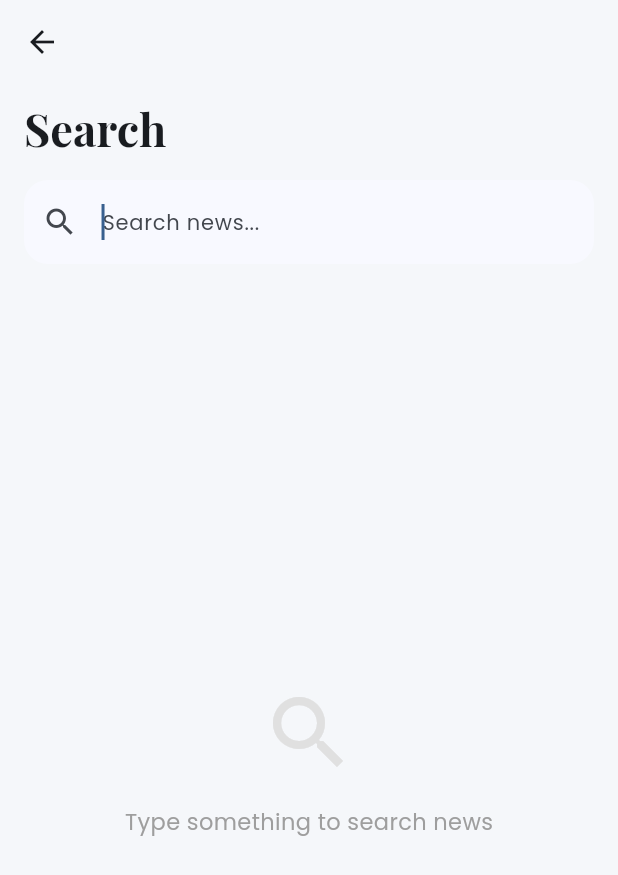
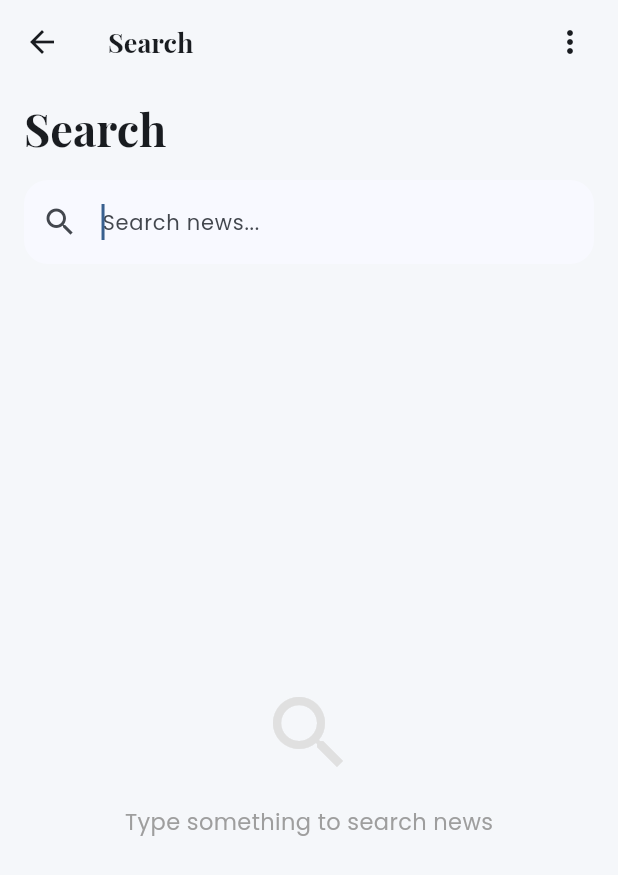
Before and after one commit to santos-naudiyal/News_taskapp, a Flutter app: the screen it shows after launch, after a tap on "Search for news...", on a phone screen of 412 x 824 dp. Shown: the top 875 px of the screen. Run offline on Flutter 3.47's test engine with Material 3 defaults, Android fonts, the phone set to English and light mode, and no system bars; our stand-ins replace cached_network_image, dio, flutter_bloc, google_fonts, share_plus, shared_preferences; network calls fail.

Commit message:
refresh  new feature and bookmark feature and share feature and ui updates

```diff
--- a/lib/features/news/bloc/news_event.dart
+++ b/lib/features/news/bloc/news_event.dart
@@ -26,3 +26,8 @@ class SearchNews extends NewsEvent {
 
   const SearchNews({required this.query});
 }
+
+/// Refresh current category (Global)
+class RefreshCurrentCategory extends NewsEvent {
+  const RefreshCurrentCategory();
+}
--- a/lib/features/news/data/repo/news_repository.dart
+++ b/lib/features/news/data/repo/news_repository.dart
@@ -7,9 +7,7 @@ class NewsRepository {
 
   NewsRepository(this.apiClient);
 
-  /// -----------------------------
   /// CATEGORY / TOP HEADLINES
-  /// -----------------------------
   Future<List<ArticleModel>> fetchNews({
     required String category,
     required int page,
@@ -32,9 +30,7 @@ class NewsRepository {
         .toList();
   }
 
-  /// -----------------------------
   /// SEARCH NEWS
-  /// -----------------------------
   Future<List<ArticleModel>> searchNews({
     required String query,
     required int page,
--- a/lib/features/news/presentation/screens/category_screen.dart
+++ b/lib/features/news/presentation/screens/category_screen.dart
@@ -5,6 +5,7 @@ import 'package:flutter_bloc/flutter_bloc.dart';
 import 'package:news_app/features/news/bloc/news_bloc.dart';
 import 'package:news_app/features/news/bloc/news_event.dart';
 import 'package:news_app/features/news/bloc/news_state.dart';
+import 'package:news_app/features/news/presentation/widgets/global_navigation_menu.dart';
 
 import '../widgets/article_card.dart';
 import 'article_screen.dart';
@@ -99,6 +100,17 @@ class _CategoryScreenState extends State<CategoryScreen> {
   pinned: true,
   backgroundColor: Theme.of(context).scaffoldBackgroundColor,
   elevation: 0,
+
+  /// ✅ THIS LINE FIXES IT
+  title: Text(
+    widget.title,
+    style: GoogleFonts.playfairDisplay(
+      color: Theme.of(context).textTheme.bodyLarge?.color,
+      fontWeight: FontWeight.bold,
+      fontSize: 18,
+    ),
+  ),
+
   leading: IconButton(
     icon: Icon(
       Icons.arrow_back,
@@ -106,6 +118,28 @@ class _CategoryScreenState extends State<CategoryScreen> {
     ),
     onPressed: () => Navigator.pop(context),
   ),
+
+  actions: [
+    if (!widget.isSearch)
+      IconButton(
+        icon: Icon(
+          Icons.search,
+          color: Theme.of(context).textTheme.bodyLarge?.color,
+        ),
+        onPressed: () {
+          Navigator.push(
+            context,
+            MaterialPageRoute(
+              builder: (_) =>
+                  const CategoryScreen(title: 'Search', isSearch: true),
+            ),
+          );
+        },
+      ),
+    const GlobalNavigationMenu(),
+    const SizedBox(width: 8),
+  ],
+
   flexibleSpace: FlexibleSpaceBar(
     titlePadding: const EdgeInsets.only(left: 16, bottom: 16),
     title: Text(
@@ -118,6 +152,7 @@ class _CategoryScreenState extends State<CategoryScreen> {
     ),
   ),
 ),
+
         ],
         body: Column(
           children: [
@@ -160,7 +195,7 @@ class _CategoryScreenState extends State<CategoryScreen> {
             Expanded(
               child: BlocBuilder<NewsBloc, NewsState>(
                 builder: (context, state) {
-                  /// 🔹 SEARCH EMPTY STATE
+                  ///  SEARCH EMPTY STATE
                   if (widget.isSearch && !_hasSearched) {
                     return Center(
                       child: Column(
--- a/lib/features/news/presentation/screens/home_screen.dart
+++ b/lib/features/news/presentation/screens/home_screen.dart
@@ -1,7 +1,9 @@
 import 'package:flutter/material.dart';
 import 'package:google_fonts/google_fonts.dart';
 import 'package:news_app/features/news/presentation/screens/setting_screen.dart';
-
+import 'package:news_app/features/news/presentation/widgets/category_card.dart';
+import 'package:news_app/features/news/presentation/widgets/global_navigation_menu.dart';
+import 'package:news_app/features/news/presentation/widgets/searchbar.dart';
 import 'category_screen.dart';
 import 'bookmark_screen.dart';
 
@@ -35,15 +37,7 @@ class HomeScreen extends StatelessWidget {
               title: Column(
                 crossAxisAlignment: CrossAxisAlignment.start,
                 children: [
-                  Text(
-                    'Good Morning',
-                    style: GoogleFonts.poppins(
-                      fontSize: 14,
-                      fontWeight: FontWeight.w500,
-                      color: Theme.of(context).hintColor,
-                    ),
-                  ),
-                  Text(
+                Text(
                     'Explore News',
                     style: GoogleFonts.playfairDisplay(
                       fontSize: 24,
@@ -54,7 +48,7 @@ class HomeScreen extends StatelessWidget {
                 ],
               ),
               actions: [
-                /// 🔖 BOOKMARKS
+                ///  BOOKMARKS
                 IconButton(
                   tooltip: 'Bookmarks',
                   icon: const Icon(Icons.bookmark_outline_rounded),
@@ -66,7 +60,7 @@ class HomeScreen extends StatelessWidget {
                   },
                 ),
 
-                /// ⚙️ SETTINGS
+                ///  SETTINGS
                 IconButton(
                   tooltip: 'Settings',
                   icon: const Icon(Icons.settings_outlined),
@@ -77,6 +71,9 @@ class HomeScreen extends StatelessWidget {
                     );
                   },
                 ),
+
+                ///  GLOBAL MENU
+                const GlobalNavigationMenu(isHome: true),
                 const SizedBox(width: 8),
               ],
             ),
@@ -90,7 +87,7 @@ class HomeScreen extends StatelessWidget {
                     crossAxisAlignment: CrossAxisAlignment.start,
                     children: [
                       const SizedBox(height: 16),
-                      const _SearchBar(),
+                      const SearchBarWidget(),
                       const SizedBox(height: 32),
 
                       Row(
@@ -132,7 +129,7 @@ class HomeScreen extends StatelessWidget {
                   ),
                   delegate: SliverChildBuilderDelegate((context, index) {
                     final cat = _categories[index];
-                    return _CategoryCard(
+                    return CategoryCard(
                       title: cat['title'] as String,
                       icon: cat['icon'] as IconData,
                       onTap: () {
@@ -159,121 +156,3 @@ class HomeScreen extends StatelessWidget {
     );
   }
 }
-
-/// ---------------- SEARCH BAR ----------------
-class _SearchBar extends StatelessWidget {
-  const _SearchBar();
-
-  @override
-  Widget build(BuildContext context) {
-    return GestureDetector(
-      onTap: () {
-        Navigator.push(
-          context,
-          MaterialPageRoute(
-            builder: (_) =>
-                const CategoryScreen(title: 'Search', isSearch: true),
-          ),
-        );
-      },
-      child: Container(
-        padding: const EdgeInsets.symmetric(horizontal: 16, vertical: 16),
-        decoration: BoxDecoration(
-          color: Theme.of(context).cardColor,
-          borderRadius: BorderRadius.circular(16),
-          boxShadow: [
-            BoxShadow(
-              color: Colors.black.withOpacity(0.05),
-              blurRadius: 10,
-              offset: const Offset(0, 4),
-            ),
-          ],
-        ),
-        child: Row(
-          children: [
-            Icon(Icons.search_rounded, color: Theme.of(context).hintColor),
-            const SizedBox(width: 12),
-            Text(
-              'Search for news...',
-              style: GoogleFonts.poppins(
-                color: Theme.of(context).hintColor,
-                fontSize: 14,
-              ),
-            ),
-          ],
-        ),
-      ),
-    );
-  }
-}
-
-/// ---------------- CATEGORY CARD ----------------
-class _CategoryCard extends StatelessWidget {
-  final String title;
-  final IconData icon;
-  final VoidCallback onTap;
-
-  const _CategoryCard({
-    required this.title,
-    required this.icon,
-    required this.onTap,
-  });
-
-  @override
-  Widget build(BuildContext context) {
-    final isDark = Theme.of(context).brightness == Brightness.dark;
-
-    return Material(
-      color: isDark ? Colors.grey.shade800 : Colors.white,
-      borderRadius: BorderRadius.circular(16),
-      elevation: 0,
-      child: InkWell(
-        onTap: onTap,
-        borderRadius: BorderRadius.circular(16),
-        child: Container(
-          decoration: BoxDecoration(
-            borderRadius: BorderRadius.circular(16),
-            border: Border.all(
-              color: isDark ? Colors.white10 : Colors.grey.shade100,
-            ),
-            boxShadow: [
-              if (!isDark)
-                BoxShadow(
-                  color: Colors.black.withOpacity(0.03),
-                  blurRadius: 8,
-                  offset: const Offset(0, 4),
-                ),
-            ],
-          ),
-          padding: const EdgeInsets.all(16),
-          child: Column(
-            crossAxisAlignment: CrossAxisAlignment.start,
-            mainAxisAlignment: MainAxisAlignment.center,
-            children: [
-              CircleAvatar(
-                radius: 16,
-                backgroundColor: Theme.of(
-                  context,
-                ).primaryColor.withOpacity(0.1),
-                child: Icon(
-                  icon,
-                  size: 18,
-                  color: Theme.of(context).primaryColor,
-                ),
-              ),
-              const Spacer(),
-              Text(
-                title,
-                style: GoogleFonts.poppins(
-                  fontSize: 14,
-                  fontWeight: FontWeight.w600,
-                  color: Theme.of(context).textTheme.bodyLarge?.color,
-                ),
-              ),
-            ],
-          ),
-        ),
-      ),
-    );
-  }
-}
--- /dev/null
+++ b/lib/features/news/presentation/widgets/category_card.dart
@@ -0,0 +1,72 @@
+import 'package:flutter/material.dart';
+import 'package:google_fonts/google_fonts.dart';
+
+class CategoryCard extends StatelessWidget {
+  final String title;
+  final IconData icon;
+  final VoidCallback onTap;
+
+  const CategoryCard({
+    super.key,
+    required this.title,
+    required this.icon,
+    required this.onTap,
+  });
+
+  @override
+  Widget build(BuildContext context) {
+    final isDark = Theme.of(context).brightness == Brightness.dark;
+
+    return Material(
+      color: isDark ? Colors.grey.shade800 : Colors.white,
+      borderRadius: BorderRadius.circular(16),
+      elevation: 0,
+      child: InkWell(
+        onTap: onTap,
+        borderRadius: BorderRadius.circular(16),
+        child: Container(
+          padding: const EdgeInsets.all(16),
+          decoration: BoxDecoration(
+            borderRadius: BorderRadius.circular(16),
+            border: Border.all(
+              color: isDark ? Colors.white10 : Colors.grey.shade100,
+            ),
+            boxShadow: [
+              if (!isDark)
+                BoxShadow(
+                  color: Colors.black.withOpacity(0.03),
+                  blurRadius: 8,
+                  offset: const Offset(0, 4),
+                ),
+            ],
+          ),
+          child: Column(
+            crossAxisAlignment: CrossAxisAlignment.start,
+            mainAxisAlignment: MainAxisAlignment.center,
+            children: [
+              CircleAvatar(
+                radius: 16,
+                backgroundColor:
+                    Theme.of(context).primaryColor.withOpacity(0.1),
+                child: Icon(
+                  icon,
+                  size: 18,
+                  color: Theme.of(context).primaryColor,
+                ),
+              ),
+              const Spacer(),
+              Text(
+                title,
+                style: GoogleFonts.poppins(
+                  fontSize: 14,
+                  fontWeight: FontWeight.w600,
+                  color: Theme.of(context).textTheme.bodyLarge?.color,
+                ),
+              ),
+            ],
+          ),
+        ),
+      ),
+    );
+  }
+}
--- /dev/null
+++ b/lib/features/news/presentation/widgets/global_navigation_menu.dart
@@ -0,0 +1,64 @@
+import 'package:flutter/material.dart';
+import 'package:flutter_bloc/flutter_bloc.dart';
+import 'package:news_app/features/news/bloc/news_bloc.dart';
+import 'package:news_app/features/news/bloc/news_event.dart';
+
+class GlobalNavigationMenu extends StatelessWidget {
+  final bool isHome;
+  final Widget? customIcon;
+
+  const GlobalNavigationMenu({
+    super.key,
+    this.isHome = false,
+    this.customIcon,
+  });
+
+  @override
+  Widget build(BuildContext context) {
+    return PopupMenuButton<String>(
+      icon: customIcon ??
+          Icon(
+            Icons.more_vert,
+            color: Theme.of(context).textTheme.bodyLarge?.color,
+          ),
+      onSelected: (value) {
+        if (value == 'refresh') {
+          context.read<NewsBloc>().add(const RefreshCurrentCategory());
+          ScaffoldMessenger.of(context).showSnackBar(
+            const SnackBar(
+              content: Text('Refreshing news feed...'),
+              duration: Duration(seconds: 1),
+            ),
+          );
+        } else if (value == 'home') {
+          Navigator.of(context).popUntil((route) => route.isFirst);
+        }
+      },
+      itemBuilder: (BuildContext context) {
+        return [
+          const PopupMenuItem<String>(
+            value: 'refresh',
+            child: Row(
+              children: [
+                Icon(Icons.refresh, size: 20),
+                SizedBox(width: 8),
+                Text('Refresh Feed'),
+              ],
+            ),
+          ),
+          if (!isHome)
+            const PopupMenuItem<String>(
+              value: 'home',
+              child: Row(
+                children: [
+                  Icon(Icons.home_outlined, size: 20),
+                  SizedBox(width: 8),
+                  Text('Go Home'),
+                ],
+              ),
+            ),
+        ];
+      },
+    );
+  }
+}
--- /dev/null
+++ b/lib/features/news/presentation/widgets/searchbar.dart
@@ -0,0 +1,52 @@
+import 'package:flutter/material.dart';
+import 'package:google_fonts/google_fonts.dart';
+import 'package:news_app/features/news/presentation/screens/category_screen.dart';
+
+class SearchBarWidget extends StatelessWidget {
+  const SearchBarWidget({super.key});
+
+  @override
+  Widget build(BuildContext context) {
+    return GestureDetector(
+      onTap: () {
+        Navigator.push(
+          context,
+          MaterialPageRoute(
+            builder: (_) =>
+                const CategoryScreen(title: 'Search', isSearch: true),
+          ),
+        );
+      },
+      child: Container(
+        padding: const EdgeInsets.symmetric(horizontal: 16, vertical: 16),
+        decoration: BoxDecoration(
+          color: Theme.of(context).cardColor,
+          borderRadius: BorderRadius.circular(16),
+          boxShadow: [
+            BoxShadow(
+              color: Colors.black.withOpacity(0.05),
+              blurRadius: 10,
+              offset: const Offset(0, 4),
+            ),
+          ],
+        ),
+        child: Row(
+          children: [
+            Icon(
+              Icons.search_rounded,
+              color: Theme.of(context).hintColor,
+            ),
+            const SizedBox(width: 12),
+            Text(
+              'Search for news...',
+              style: GoogleFonts.poppins(
+                color: Theme.of(context).hintColor,
+                fontSize: 14,
+              ),
+            ),
+          ],
+        ),
+      ),
+    );
+  }
+}
--- a/lib/main.dart
+++ b/lib/main.dart
@@ -14,7 +14,6 @@ import 'core/api/api_endpoints.dart';
 void main() async {
   WidgetsFlutterBinding.ensureInitialized();
 
-  /// ---------------- DIO SETUP ----------------
   final dio = Dio(
     BaseOptions(
       baseUrl: ApiEndpoints.baseUrl,
--- a/pubspec.yaml
+++ b/pubspec.yaml
@@ -19,7 +19,7 @@ publish_to: 'none' # Remove this line if you wish to publish to pub.dev
 version: 1.0.0+1
 
 environment:
-  sdk: ^3.9.2
+  sdk: ">=3.0.0 <4.0.0"
 
 # Dependencies specify other packages that your package needs in order to work.
 # To automatically upgrade your package dependencies to the latest versions
@@ -41,7 +41,8 @@ dependencies:
   cached_network_image: ^3.4.1
   dio: ^5.9.0
   shared_preferences: ^2.5.3
-  google_fonts: ^6.3.3
+  google_fonts: ^6.2.1
+  share_plus: ^12.0.1
 
 dev_dependencies:
   flutter_test:
```
Also changed, not shown: lib/features/news/bloc/news_bloc.dart (+18 -8 lines), lib/features/news/data/models/article.dart (+8 -2 lines), lib/features/news/presentation/screens/article_screen.dart (+24 -2 lines), lib/features/news/presentation/screens/bookmark_screen.dart (+45 -7 lines), lib/features/news/presentation/widgets/article_card.dart (+4 -4 lines), pubspec.lock, 5 other files. Lines whose indentation alone changed are shown as unchanged.
